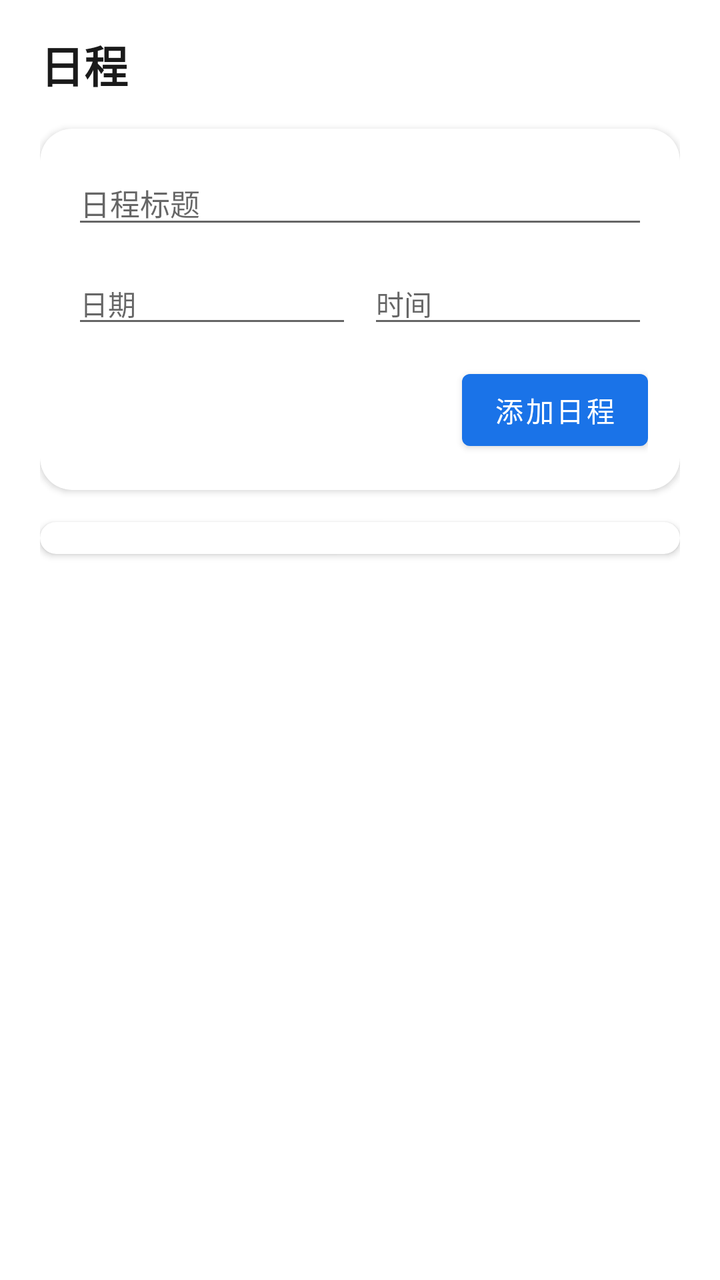
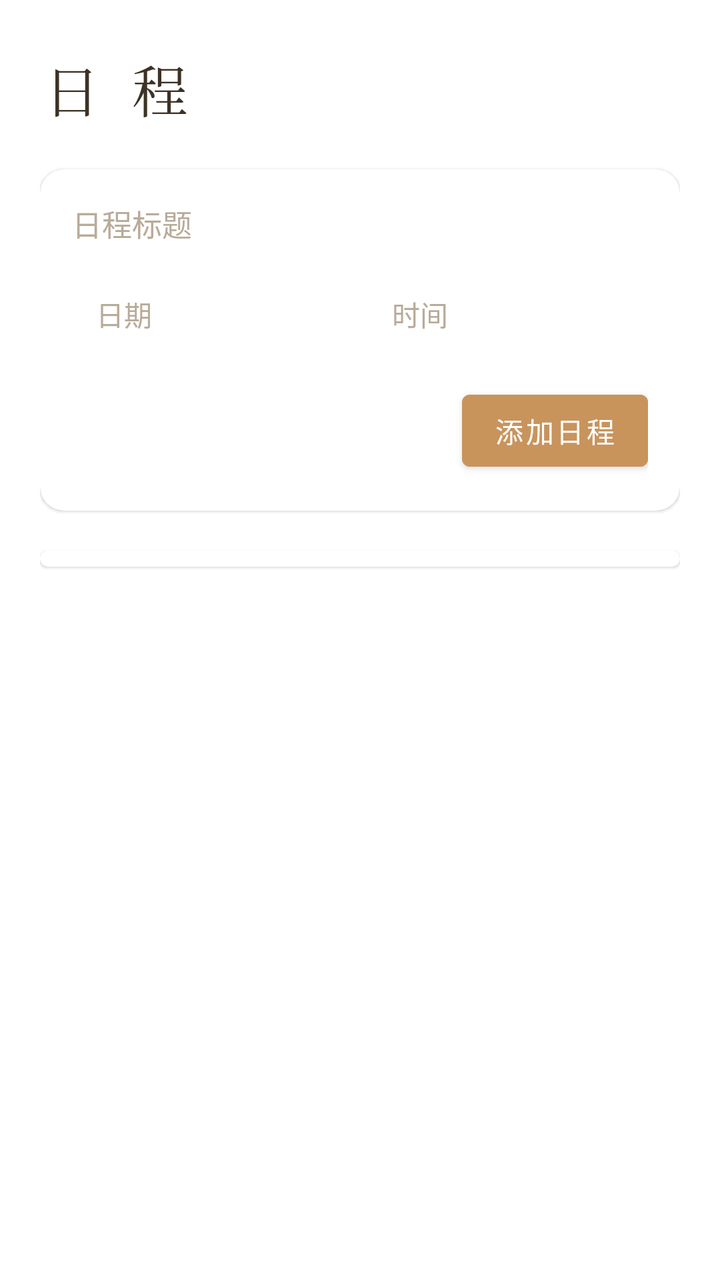

Before-and-after screenshots of an Android layout around one commit, followed by the original layout XML and the change that was made.
<!-- AndroidManifest.xml: application theme WidgetTheme -->
<!-- res/layout/section_schedules.xml -->
<?xml version="1.0" encoding="utf-8"?>
<LinearLayout xmlns:android="http://schemas.android.com/apk/res/android"
    xmlns:app="http://schemas.android.com/apk/res-auto"
    android:layout_width="match_parent"
    android:layout_height="wrap_content"
    android:orientation="vertical"
    android:paddingStart="20dp"
    android:paddingEnd="20dp"
    android:paddingTop="16dp"
    android:paddingBottom="24dp">

    <TextView
        android:layout_width="wrap_content"
        android:layout_height="wrap_content"
        android:text="日程"
        android:textSize="22sp"
        android:textColor="#1A1A1A"
        android:textStyle="bold"
        android:layout_marginBottom="16dp" />

    
    <androidx.cardview.widget.CardView
        android:layout_width="match_parent"
        android:layout_height="wrap_content"
        android:layout_marginBottom="16dp"
        app:cardCornerRadius="16dp"
        app:cardElevation="2dp">

        <LinearLayout
            android:layout_width="match_parent"
            android:layout_height="wrap_content"
            android:orientation="vertical"
            android:padding="16dp">

            <EditText
                android:id="@+id/sch_title"
                android:layout_width="match_parent"
                android:layout_height="wrap_content"
                android:hint="日程标题"
                android:textSize="15sp"
                android:singleLine="true"
                android:layout_marginBottom="12dp" />

            <LinearLayout
                android:layout_width="match_parent"
                android:layout_height="wrap_content"
                android:orientation="horizontal"
                android:layout_marginBottom="12dp">

                <EditText
                    android:id="@+id/sch_date"
                    android:layout_width="0dp"
                    android:layout_height="wrap_content"
                    android:layout_weight="1"
                    android:hint="日期"
                    android:focusable="false"
                    android:clickable="true"
                    android:textSize="14sp"
                    android:singleLine="true"
                    android:layout_marginEnd="8dp" />

                <EditText
                    android:id="@+id/sch_time"
                    android:layout_width="0dp"
                    android:layout_height="wrap_content"
                    android:layout_weight="1"
                    android:hint="时间"
                    android:focusable="false"
                    android:clickable="true"
                    android:textSize="14sp"
                    android:singleLine="true" />
            </LinearLayout>

            <Button
                android:id="@+id/btn_sch_add"
                android:layout_width="wrap_content"
                android:layout_height="wrap_content"
                android:layout_gravity="end"
                android:text="添加日程" />
        </LinearLayout>
    </androidx.cardview.widget.CardView>

    
    <androidx.cardview.widget.CardView
        android:layout_width="match_parent"
        android:layout_height="wrap_content"
        app:cardCornerRadius="16dp"
        app:cardElevation="2dp">

        <LinearLayout
            android:id="@+id/schedule_container"
            android:layout_width="match_parent"
            android:layout_height="wrap_content"
            android:orientation="vertical"
            android:divider="?android:attr/listDivider"
            android:showDividers="middle"
            android:padding="8dp" />
    </androidx.cardview.widget.CardView>
</LinearLayout>
<!-- resources referenced by this layout -->
<resources>
  <style name="WidgetTheme" parent="Theme.MaterialComponents.Light.NoActionBar">
          <item name="colorPrimary">#1A73E8</item>
          <item name="colorOnPrimary">#FFFFFF</item>
          <item name="android:statusBarColor">#E8E8E8</item>
          <item name="android:windowLightStatusBar">true</item>
      </style>
</resources>

<!-- the commit's change to res/layout/section_schedules.xml (unified diff, before → after) -->
@@ -6,25 +6,26 @@
     android:orientation="vertical"
     android:paddingStart="20dp"
     android:paddingEnd="20dp"
-    android:paddingTop="16dp"
+    android:paddingTop="24dp"
     android:paddingBottom="24dp">
 
     <TextView
         android:layout_width="wrap_content"
         android:layout_height="wrap_content"
-        android:text="日程"
-        android:textSize="22sp"
-        android:textColor="#1A1A1A"
-        android:textStyle="bold"
-        android:layout_marginBottom="16dp" />
+        android:text="日 程"
+        android:textSize="28sp"
+        android:textColor="#3D3226"
+        android:fontFamily="serif"
+        android:letterSpacing="0.15"
+        android:layout_marginBottom="20dp" />
 
-    
     <androidx.cardview.widget.CardView
         android:layout_width="match_parent"
         android:layout_height="wrap_content"
-        android:layout_marginBottom="16dp"
-        app:cardCornerRadius="16dp"
-        app:cardElevation="2dp">
+        android:layout_marginBottom="20dp"
+        app:cardCornerRadius="12dp"
+        app:cardElevation="1dp"
+        app:cardBackgroundColor="#FFFFFF">
 
         <LinearLayout
             android:layout_width="match_parent"
@@ -37,8 +38,11 @@
                 android:layout_width="match_parent"
                 android:layout_height="wrap_content"
                 android:hint="日程标题"
+                android:textColorHint="#B8AB9A"
                 android:textSize="15sp"
+                android:textColor="#3D3226"
                 android:singleLine="true"
+                android:background="@android:color/transparent"
                 android:layout_marginBottom="12dp" />
 
             <LinearLayout
@@ -53,10 +57,15 @@
                     android:layout_height="wrap_content"
                     android:layout_weight="1"
                     android:hint="日期"
+                    android:textColorHint="#B8AB9A"
                     android:focusable="false"
                     android:clickable="true"
                     android:textSize="14sp"
+                    android:textColor="#3D3226"
                     android:singleLine="true"
+                    android:background="@android:color/transparent"
+                    android:padding="12dp"
+                    android:backgroundTint="#F5F0E8"
                     android:layout_marginEnd="8dp" />
 
                 <EditText
@@ -65,10 +74,15 @@
                     android:layout_height="wrap_content"
                     android:layout_weight="1"
                     android:hint="时间"
+                    android:textColorHint="#B8AB9A"
                     android:focusable="false"
                     android:clickable="true"
                     android:textSize="14sp"
-                    android:singleLine="true" />
+                    android:textColor="#3D3226"
+                    android:singleLine="true"
+                    android:background="@android:color/transparent"
+                    android:padding="12dp"
+                    android:backgroundTint="#F5F0E8" />
             </LinearLayout>
 
             <Button
@@ -76,16 +90,18 @@
                 android:layout_width="wrap_content"
                 android:layout_height="wrap_content"
                 android:layout_gravity="end"
-                android:text="添加日程" />
+                android:text="添加日程"
+                android:textColor="#FFFFFF"
+                android:backgroundTint="#C8945C" />
         </LinearLayout>
     </androidx.cardview.widget.CardView>
 
-    
     <androidx.cardview.widget.CardView
         android:layout_width="match_parent"
         android:layout_height="wrap_content"
-        app:cardCornerRadius="16dp"
-        app:cardElevation="2dp">
+        app:cardCornerRadius="12dp"
+        app:cardElevation="1dp"
+        app:cardBackgroundColor="#FFFFFF">
 
         <LinearLayout
             android:id="@+id/schedule_container"
@@ -94,6 +110,6 @@
             android:orientation="vertical"
             android:divider="?android:attr/listDivider"
             android:showDividers="middle"
-            android:padding="8dp" />
+            android:padding="4dp" />
     </androidx.cardview.widget.CardView>
 </LinearLayout>
<!-- resource entries referenced after the edit -->
@@ -1,10 +1,15 @@
 <!-- resources referenced by this layout -->
 <resources>
   <style name="WidgetTheme" parent="Theme.MaterialComponents.Light.NoActionBar">
-          <item name="colorPrimary">#1A73E8</item>
+          <item name="colorPrimary">#C8945C</item>
           <item name="colorOnPrimary">#FFFFFF</item>
-          <item name="android:statusBarColor">#E8E8E8</item>
+          <item name="colorPrimaryVariant">#A67B4A</item>
+          <item name="colorSecondary">#8C7A6B</item>
+          <item name="android:statusBarColor">#F0EBE0</item>
           <item name="android:windowLightStatusBar">true</item>
+          <item name="android:navigationBarColor">#FAF6EF</item>
+          <item name="colorSurface">#FFFFFF</item>
+          <item name="colorOnSurface">#3D3226</item>
       </style>
 </resources>
 
